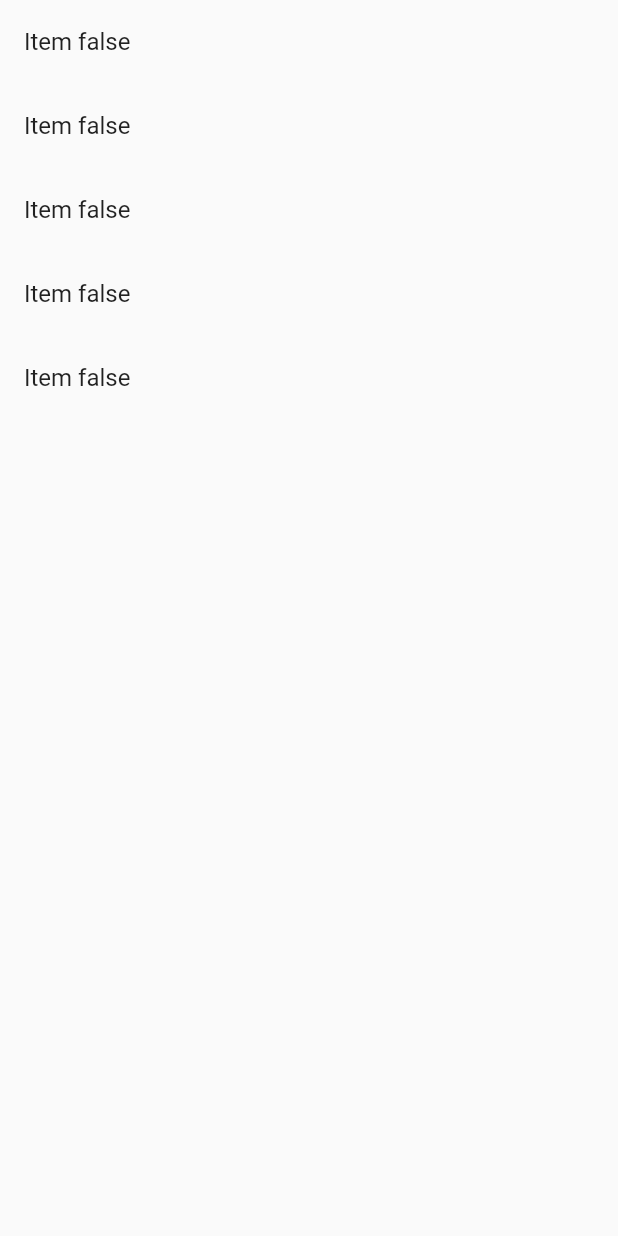
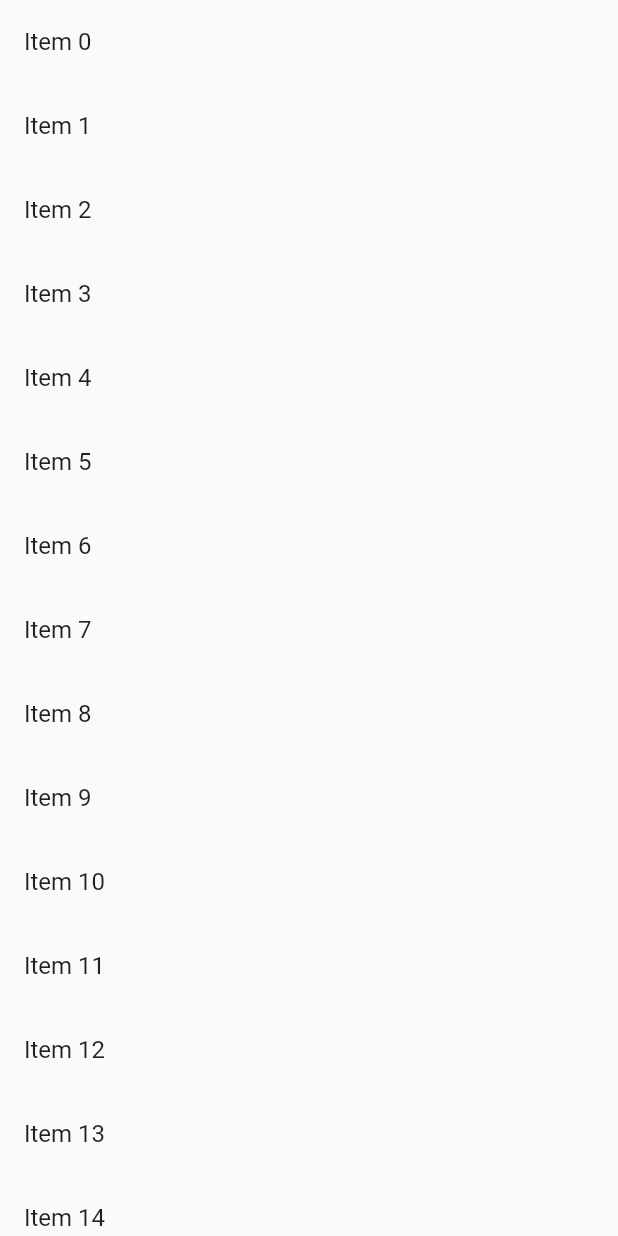
Before and after one commit to md-redwanul-haque/pageView-controller-with-getx, a Flutter app: the screen it shows after launch, on a phone screen of 412 x 824 dp. Run offline on Flutter 3.47's test engine with Material 2 defaults, Android fonts, the phone set to English and light mode, and no system bars; our stand-ins replace get, google_maps_flutter, hive, hive_flutter, image_picker, sqflite; accounts and stored records are empty.

Commit message:
list updated

```diff
--- a/lib/app/modules/multipleImage/views/multiple_image_view.dart
+++ b/lib/app/modules/multipleImage/views/multiple_image_view.dart
@@ -6,45 +6,94 @@ import '../controllers/multiple_image_controller.dart';
 
 class MultipleImageView extends GetView<MultipleImageController> {
   @override
-  List<int> items =[1,2,3,4,5];
+//   List<int> items =[1,2,3,4,5];
+//     RxBool val =false.obs;
+//    List<int> _list = List.generate(20, (i) => i).obs;
+//      List<bool> _selected = List.generate(20, (i) => false).obs;
+//   RxList<bool> myList = <bool>[].obs; // Fill it with false initially
+// check(){
+//   for(var item in items){
+//     myList.value=List.generate(item, (i) => false);
+//   }
+//   print('myList.value${myList.value}');
+// }
+  final List<int> _list = List.generate(20, (i) => i).obs;
+  final List<bool> _selected = List.generate(20, (i) => false).obs;
+  var count =0.obs;
 
-   List<int> _list = List.generate(20, (i) => i).obs;
-     List<bool> _selected = List.generate(20, (i) => false).obs;
-  RxList<bool> myList = <bool>[].obs; // Fill it with false initially
-check(){
-  for(var item in items){
-    myList.value=List.generate(item, (i) => false);
-  }
-  print('myList.value${myList.value}');
-}
     Widget build(BuildContext context) {
-      check();
+
       return Scaffold(
-        body: ListView.builder(
-          itemCount: myList.value.length,
-          itemBuilder: (_, i) {
-            return GestureDetector(
-              onTap: (){
-                for(int inv=0;inv<myList.length;inv++){
+        body:
 
-                }
-                if(myList[i]==1){
-                  myList[i] == myList[i];
-                }
-                else{
-                  myList[i] = myList[i];
-                }
+        // ListView.builder(
+        //     itemCount: 10,
+        //     itemBuilder: (BuildContext context, int index){
+        //     return GestureDetector(
+        //       onTap: (){
+        //         if(val.value==false){
+        //           val.value =true;
+        //         }
+        //         // 477862243
+        //         else{
+        //           val.value=false;
+        //         }
+        //
+        //       },
+        //       child: ListTile(
+        //
+        //         title: Text("index${index}",
+        //         style: TextStyle(
+        //           color: val.value ==true?Colors.deepPurpleAccent:Colors.black
+        //         ),
+        //         ),
+        //       ),
+        //     );
+        //
+        //
+        // })
 
 
-              },
-              child: Obx(()=>ListTile(
-                tileColor: myList[i]? Colors.blue : null, // If current item is selected show blue color
-                title: Text('Item ${myList[i]}'),
-                // Reverse bool value
-              ),)
-            );
-          },
-        ),
+ListView.builder(
+  itemCount: _selected.length,
+  itemBuilder: (_, i) {
+    return Obx(()=>ListTile(
+        tileColor: _selected[i] ? Colors.blue : null, // If current item is selected show blue color
+        title: Text('Item ${_list[i]}'),
+        onTap: () {
+          _selected[i] = !_selected[i];
+        }// Reverse bool value
+    ));
+  },
+)
+
+
+
+        // ListView.builder(
+        //   itemCount: myList.value.length,
+        //   itemBuilder: (_, i) {
+        //     return GestureDetector(
+        //       onTap: (){
+        //         for(int inv=0;inv<myList.length;inv++){
+        //
+        //         }
+        //         if(myList[i]==1){
+        //           myList[i] == myList[i];
+        //         }
+        //         else{
+        //           myList[i] = myList[i];
+        //         }
+        //
+        //
+        //       },
+        //       child: Obx(()=>ListTile(
+        //         tileColor: myList[i]? Colors.blue : null, // If current item is selected show blue color
+        //         title: Text('Item ${myList[i]}'),
+        //         // Reverse bool value
+        //       ),)
+        //     );
+        //   },
+        // ),
 
       );
     }
```
